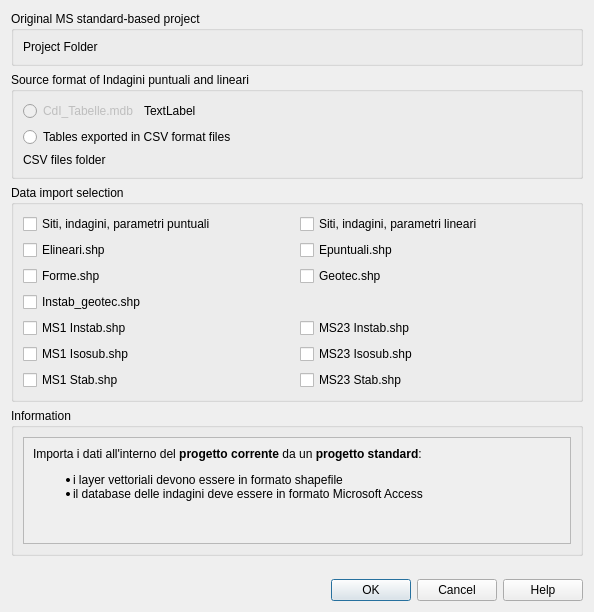
Above: mzs_tools/gui/dlg_import_data.ui from CNR-IGAG/mzs-tools before the change. Below: the same form after it.
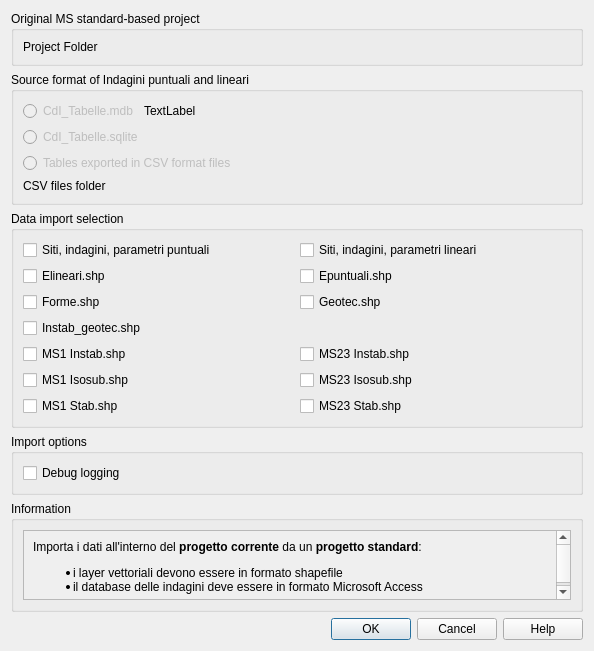
That is the form after the change. Custom widgets are drawn as their Qt base class.

What changed in the file:
```diff
--- a/mzs_tools/gui/dlg_import_data.ui
+++ b/mzs_tools/gui/dlg_import_data.ui
@@ -77,8 +77,21 @@
         </item>
        </layout>
       </item>
+      <item>
+       <widget class="QRadioButton" name="radio_button_sqlite">
+        <property name="enabled">
+         <bool>false</bool>
+        </property>
+        <property name="text">
+         <string>CdI_Tabelle.sqlite</string>
+        </property>
+       </widget>
+      </item>
       <item>
        <widget class="QRadioButton" name="radio_button_csv">
+        <property name="enabled">
+         <bool>false</bool>
+        </property>
         <property name="text">
          <string>Tables exported in CSV format files</string>
         </property>
@@ -208,6 +221,22 @@
      </layout>
     </widget>
    </item>
+   <item>
+    <widget class="QGroupBox" name="group_box_options">
+     <property name="title">
+      <string>Import options</string>
+     </property>
+     <layout class="QFormLayout" name="formLayout_2">
+      <item row="0" column="0">
+       <widget class="QCheckBox" name="chk_debug_logging">
+        <property name="text">
+         <string>Debug logging</string>
+        </property>
+       </widget>
+      </item>
+     </layout>
+    </widget>
+   </item>
    <item>
     <widget class="QgsCollapsibleGroupBox" name="mGroupBox">
      <property name="title">
```
